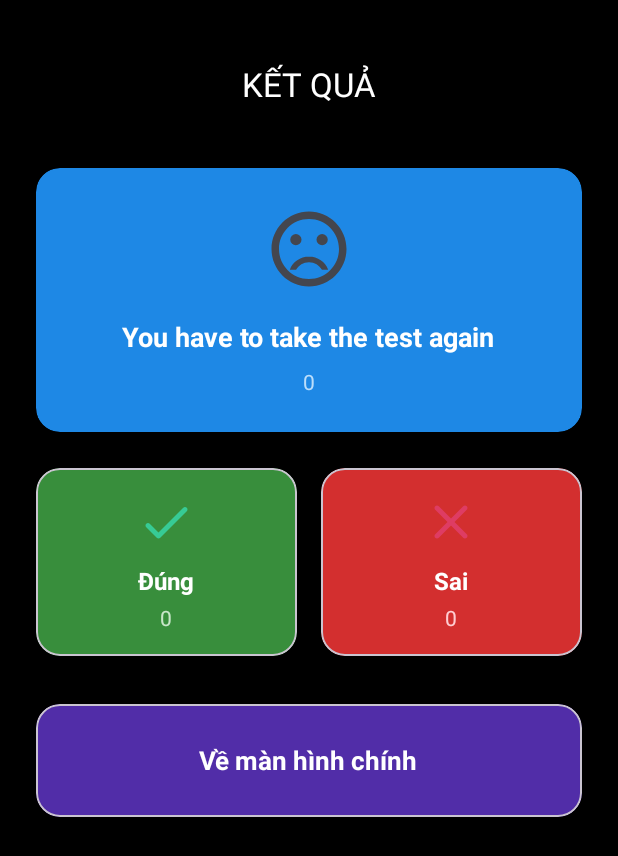
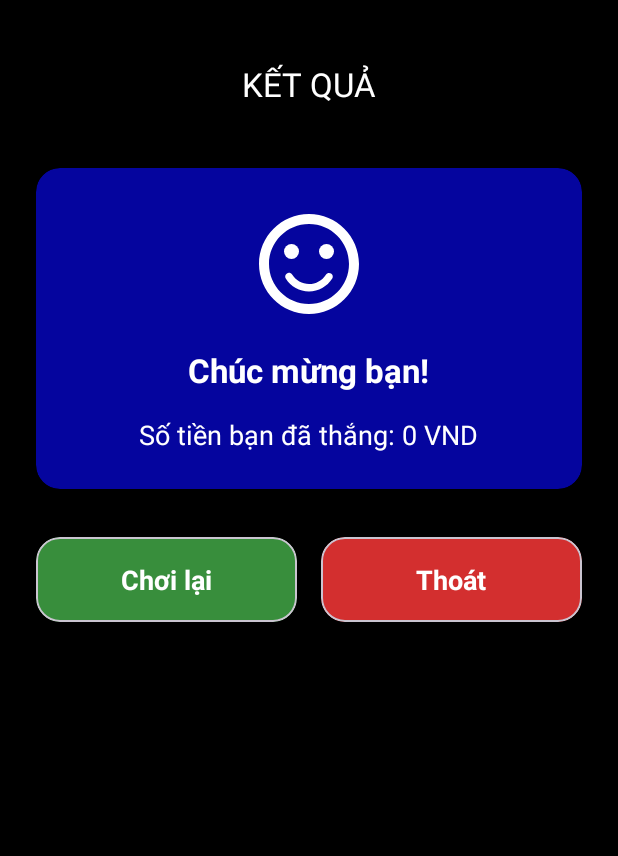
Before and after one commit to LoanPham129/quizApp, an Android app: the ResultActivity screen opened directly, with no data from a screen before it, on a phone screen of 412 x 824 dp. Shown: the top 856 px of the screen. Run offline under Robolectric (Android 15) with nearby library versions, the phone set to English and light mode, and no system bars.

Commit message:
add result+money

```diff
--- a/app/src/main/java/com/example/quizapp_main/ResultActivity.java
+++ b/app/src/main/java/com/example/quizapp_main/ResultActivity.java
@@ -17,64 +17,57 @@ import com.google.android.material.card.MaterialCardView;
 
 public class ResultActivity extends AppCompatActivity {
 
-    MaterialCardView home;
-    TextView correct, wrong, resultInfo, resultscore;
+    MaterialCardView home, playAgain;  // Added playAgain button
+    TextView resultInfo;
     ImageView resultImage;
+    TextView resultMoney;
 
     @Override
     protected void onCreate(Bundle savedInstanceState) {
         super.onCreate(savedInstanceState);
         EdgeToEdge.enable(this);
         setContentView(R.layout.activity_result);
+//        số tiền
+        resultMoney = findViewById(R.id.resultMoney);
+        int totalMoney = getIntent().getIntExtra("totalMoney", 0);
 
+        // Initialize views
         home = findViewById(R.id.returnHome);
-        correct = findViewById(R.id.correctScore);
-        wrong = findViewById(R.id.wrongScore);
+        playAgain = findViewById(R.id.playAgain);  // New button
         resultInfo = findViewById(R.id.resultInfo);
-        resultscore = findViewById(R.id.resultScore);
         resultImage = findViewById(R.id.resultImage);
 
-        int Correct = getIntent().getIntExtra("correct", 0);
-        int Wrong = getIntent().getIntExtra("wrong", 0);
-        int Score = Correct * 10;
+        // Get data from intent
 
-        correct.setText(String.valueOf(Correct)); // Correct number of answers
-        wrong.setText(String.valueOf(Wrong)); // Wrong number of answers
-        resultscore.setText(String.valueOf(Score));
-
-        if (Correct >= 0 && Correct <=2){
-            resultInfo.setText("You have to take the test again");
-            resultImage.setImageResource(R.drawable.ic_sad);
-        } else if (Correct >= 3 && Correct <=5) {
-            resultInfo.setText("You have to try a little more");
-            resultImage.setImageResource(R.drawable.ic_neutral);
-        }else if (Correct >= 6 && Correct <=8) {
-            resultInfo.setText("You are pretty good");
-            resultImage.setImageResource(R.drawable.ic_smile);
-        }else{
-            resultInfo.setText("You are very good congratulations");
-            resultImage.setImageResource(R.drawable.ic_smile);
-        }
-
-        home.setOnClickListener( new View.OnClickListener(){
-            @Override
-            public void onClick(View v) {
-                startActivity(new Intent(ResultActivity.this, MainActivity.class));
-                finish();
-            }
+        // Home button - go to main screen
+        home.setOnClickListener(v -> {
+            startActivity(new Intent(ResultActivity.this, MainActivity.class));
+            finish();
         });
 
+        // Play Again button - restart the quiz
+        playAgain.setOnClickListener(v -> {
+            startActivity(new Intent(ResultActivity.this, BasicQuiz.class));  // Assuming QuizActivity is your quiz activity
+            finish();  // Close the current activity
+        });
 
+        // Adjust layout for system bars (for edge-to-edge design)
         ViewCompat.setOnApplyWindowInsetsListener(findViewById(R.id.main), (v, insets) -> {
             Insets systemBars = insets.getInsets(WindowInsetsCompat.Type.systemBars());
             v.setPadding(systemBars.left, systemBars.top, systemBars.right, systemBars.bottom);
             return insets;
         });
+        resultMoney.setText("Số tiền bạn đã thắng: " + formatMoney(totalMoney));
+
     }
+    private String formatMoney(int money) {
+        return String.format("%,d VND", money);  // Ví dụ: 200,000 VND
+    }
+
     @Override
-    public  void onBackPressed(){
+    public void onBackPressed() {
         super.onBackPressed();
-        startActivity(new Intent(ResultActivity.this, MainActivity.class));
+        startActivity(new Intent(ResultActivity.this, MainActivity.class));  // Go back to the main activity
         finish();
     }
 }
--- a/app/src/main/res/drawable/ic_smile.xml
+++ b/app/src/main/res/drawable/ic_smile.xml
@@ -1,4 +1,4 @@
-<vector xmlns:android="http://schemas.android.com/apk/res/android" android:height="24dp" android:tint="@color/text_secondery_color" android:viewportHeight="24" android:viewportWidth="24" android:width="24dp">
+<vector xmlns:android="http://schemas.android.com/apk/res/android" android:height="24dp" android:tint="@color/white" android:viewportHeight="24" android:viewportWidth="24" android:width="24dp">
 
     <path android:fillColor="@android:color/white" android:pathData="M15.5,9.5m-1.5,0a1.5,1.5 0,1 1,3 0a1.5,1.5 0,1 1,-3 0"/>
 
--- a/app/src/main/res/layout/activity_result.xml
+++ b/app/src/main/res/layout/activity_result.xml
@@ -15,11 +15,12 @@
         android:padding="24dp"
         tools:context=".ResultActivity">
 
+        <!-- AppBar (Header) -->
         <com.google.android.material.appbar.AppBarLayout
             android:layout_width="match_parent"
             android:layout_height="?attr/actionBarSize"
             android:background="#000000"
-            android:elevation="0dp">
+            android:elevation="4dp">
 
             <com.google.android.material.appbar.MaterialToolbar
                 android:layout_width="match_parent"
@@ -29,11 +30,12 @@
                 app:titleTextColor="#FFFFFF" />
         </com.google.android.material.appbar.AppBarLayout>
 
+        <!-- Result Info Card -->
         <com.google.android.material.card.MaterialCardView
             android:layout_width="match_parent"
             android:layout_height="wrap_content"
             android:layout_marginTop="24dp"
-            app:cardBackgroundColor="#1E88E5"
+            app:cardBackgroundColor="#05059E"
             app:cardCornerRadius="16dp"
             app:strokeWidth="0dp">
 
@@ -46,8 +48,8 @@
 
                 <ImageView
                     android:id="@+id/resultImage"
-                    android:layout_width="60dp"
-                    android:layout_height="60dp"
+                    android:layout_width="80dp"
+                    android:layout_height="80dp"
                     android:src="@drawable/ic_smile" />
 
                 <TextView
@@ -55,30 +57,34 @@
                     android:layout_width="wrap_content"
                     android:layout_height="wrap_content"
                     android:layout_marginTop="16dp"
-                    android:text="Bạn đã hoàn thành trò chơi!"
+                    android:text="Chúc mừng bạn!"
                     android:textColor="#FFFFFF"
-                    android:textSize="18sp"
+                    android:textSize="22sp"
                     android:textStyle="bold" />
 
+                <!-- Hiển thị số tiền -->
                 <TextView
-                    android:id="@+id/resultScore"
+                    android:id="@+id/resultMoney"
                     android:layout_width="wrap_content"
                     android:layout_height="wrap_content"
-                    android:layout_marginTop="8dp"
-                    android:text="Tổng điểm: 10/15"
-                    android:textColor="#BBDEFB"
-                    android:textSize="14sp" />
+                    android:layout_marginTop="16dp"
+                    android:text="Số tiền bạn đã thắng: 0 VND"
+                    android:textColor="#FFFFFF"
+                    android:textSize="18sp" />
             </LinearLayout>
         </com.google.android.material.card.MaterialCardView>
 
+        <!-- Nút chơi lại và thoát -->
         <LinearLayout
             android:layout_width="match_parent"
             android:layout_height="wrap_content"
-            android:layout_marginTop="24dp"
             android:orientation="horizontal"
+            android:layout_marginTop="32dp"
             android:weightSum="2">
 
+            <!-- Nút chơi lại -->
             <com.google.android.material.card.MaterialCardView
+                android:id="@+id/playAgain"
                 android:layout_width="0dp"
                 android:layout_height="wrap_content"
                 android:layout_marginEnd="8dp"
@@ -93,32 +99,19 @@
                     android:gravity="center"
                     android:padding="16dp">
 
-                    <ImageView
-                        android:layout_width="40dp"
-                        android:layout_height="40dp"
-                        android:src="@drawable/ic_correct" />
-
                     <TextView
-                        android:layout_marginTop="8dp"
-                        android:text="Đúng"
                         android:layout_width="wrap_content"
                         android:layout_height="wrap_content"
+                        android:text="Chơi lại"
                         android:textColor="#FFFFFF"
-                        android:textStyle="bold"
-                        android:textSize="16sp" />
-
-                    <TextView
-                        android:id="@+id/correctScore"
-                        android:layout_marginTop="4dp"
-                        android:layout_width="wrap_content"
-                        android:layout_height="wrap_content"
-                        android:text="10"
-                        android:textColor="#C8E6C9"
-                        android:textSize="14sp" />
+                        android:textSize="18sp"
+                        android:textStyle="bold" />
                 </LinearLayout>
             </com.google.android.material.card.MaterialCardView>
 
+            <!-- Nút thoát -->
             <com.google.android.material.card.MaterialCardView
+                android:id="@+id/returnHome"
                 android:layout_width="0dp"
                 android:layout_height="wrap_content"
                 android:layout_marginStart="8dp"
@@ -133,56 +126,16 @@
                     android:gravity="center"
                     android:padding="16dp">
 
-                    <ImageView
-                        android:layout_width="40dp"
-                        android:layout_height="40dp"
-                        android:src="@drawable/ic_wrong" />
-
                     <TextView
-                        android:layout_marginTop="8dp"
-                        android:text="Sai"
                         android:layout_width="wrap_content"
                         android:layout_height="wrap_content"
+                        android:text="Thoát"
                         android:textColor="#FFFFFF"
-                        android:textStyle="bold"
-                        android:textSize="16sp" />
-
-                    <TextView
-                        android:id="@+id/wrongScore"
-                        android:layout_marginTop="4dp"
-                        android:layout_width="wrap_content"
-                        android:layout_height="wrap_content"
-                        android:text="5"
-                        android:textColor="#FFCDD2"
-                        android:textSize="14sp" />
+                        android:textSize="18sp"
+                        android:textStyle="bold" />
                 </LinearLayout>
             </com.google.android.material.card.MaterialCardView>
         </LinearLayout>
 
-        <com.google.android.material.card.MaterialCardView
-            android:id="@+id/returnHome"
-            android:layout_width="match_parent"
-            android:layout_height="wrap_content"
-            android:layout_marginTop="32dp"
-            app:cardBackgroundColor="#512DA8"
-            app:cardCornerRadius="16dp">
-
-            <LinearLayout
-                android:layout_width="match_parent"
-                android:layout_height="75dp"
-                android:gravity="center"
-                android:orientation="vertical">
-
-                <TextView
-                    android:id="@+id/returnText"
-                    android:text="Về màn hình chính"
-                    android:layout_width="wrap_content"
-                    android:layout_height="wrap_content"
-                    android:textColor="#FFFFFF"
-                    android:textStyle="bold"
-                    android:textSize="17sp" />
-            </LinearLayout>
-        </com.google.android.material.card.MaterialCardView>
-
     </LinearLayout>
 </ScrollView>
```
Also changed, not shown: app/src/main/java/com/example/quizapp_main/BasicQuiz.java (+51 -23 lines), app/src/main/res/layout/activity_basic_quiz.xml (+8 -8 lines).
